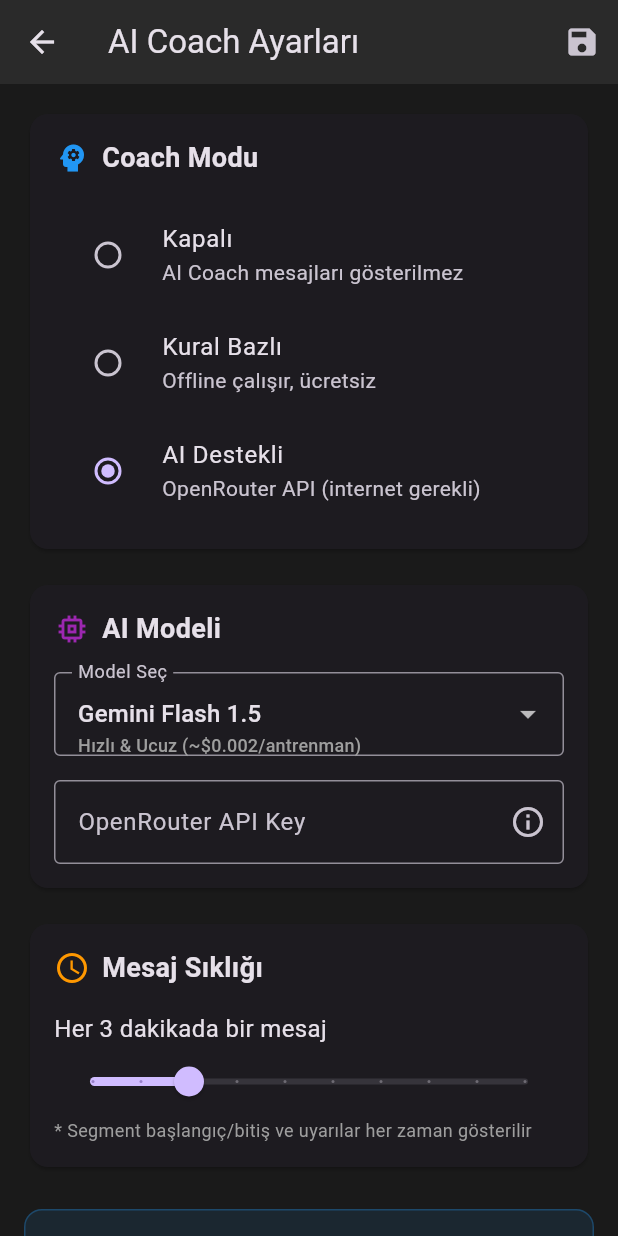
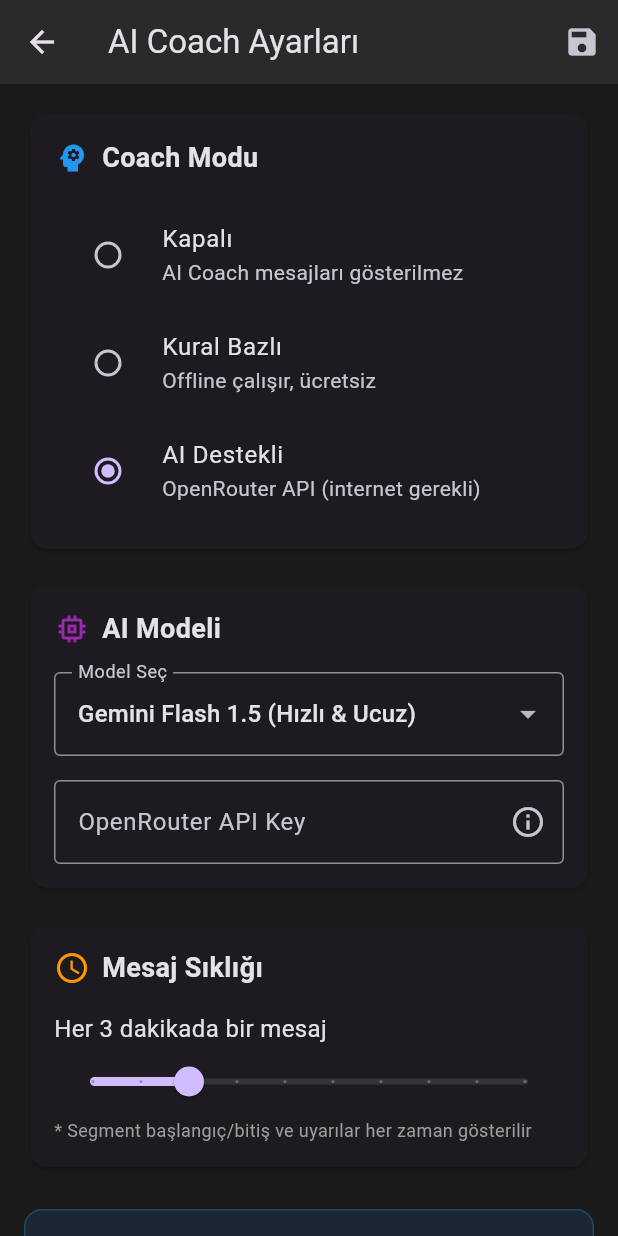
Before and after one commit to Bahadir67/spinning_workout_app, a Flutter app: the CoachSettingsScreen screen opened directly, after a tap on "Kapalı", after a tap on "Kural Bazlı", after a tap on "AI Destekli", on a phone screen of 412 x 824 dp. Run offline on Flutter 3.47's test engine with Material 3 defaults, Android fonts, the phone set to English and light mode, and no system bars; our stand-ins replace audioplayers, file_picker, fl_chart, flutter_blue_plus, flutter_local_notifications, flutter_tts and 5 more; missing offline and left inert: gal; accounts and stored records are empty.

Commit message:
Fix all const correctness issues in CoachSettingsScreen
- Simplify DropdownMenuItem to single-line Text widgets
- Fix const placement in Row widgets (move const to Row, not children)
- Ensure all const widgets are properly marked
- Remove nested Column in dropdown items to avoid const conflicts

```diff
--- a/lib/screens/coach_settings_screen.dart
+++ b/lib/screens/coach_settings_screen.dart
@@ -72,8 +72,8 @@ class _CoachSettingsScreenState extends State<CoachSettingsScreen> {
               child: Column(
                 crossAxisAlignment: CrossAxisAlignment.start,
                 children: [
-                  Row(
-                    children: const [
+                  const Row(
+                    children: [
                       Icon(Icons.psychology, color: Colors.blue),
                       SizedBox(width: 8),
                       Text(
@@ -127,8 +127,8 @@ class _CoachSettingsScreenState extends State<CoachSettingsScreen> {
                 child: Column(
                   crossAxisAlignment: CrossAxisAlignment.start,
                   children: [
-                    Row(
-                      children: const [
+                    const Row(
+                      children: [
                         Icon(Icons.memory, color: Colors.purple),
                         SizedBox(width: 8),
                         Text(
@@ -147,45 +147,18 @@ class _CoachSettingsScreenState extends State<CoachSettingsScreen> {
                         labelText: 'Model Seç',
                         border: OutlineInputBorder(),
                       ),
-                      items: const [
-                        DropdownMenuItem<String>(
+                      items: [
+                        const DropdownMenuItem<String>(
                           value: 'google/gemini-flash-1.5',
-                          child: Column(
-                            crossAxisAlignment: CrossAxisAlignment.start,
-                            children: [
-                              Text('Gemini Flash 1.5'),
-                              Text(
-                                'Hızlı & Ucuz (~\$0.002/antrenman)',
-                                style: TextStyle(fontSize: 12, color: Colors.grey),
-                              ),
-                            ],
-                          ),
+                          child: Text('Gemini Flash 1.5 (Hızlı & Ucuz)'),
                         ),
-                        DropdownMenuItem<String>(
+                        const DropdownMenuItem<String>(
                           value: 'meta-llama/llama-3.1-70b-instruct',
-                          child: Column(
-                            crossAxisAlignment: CrossAxisAlignment.start,
-                            children: [
-                              Text('Llama 3.1 70B'),
-                              Text(
-                                'Ücretsiz - Orta (~\$0.00)',
-                                style: TextStyle(fontSize: 12, color: Colors.grey),
-                              ),
-                            ],
-                          ),
+                          child: Text('Llama 3.1 70B (Ücretsiz)'),
                         ),
-                        DropdownMenuItem<String>(
+                        const DropdownMenuItem<String>(
                           value: 'anthropic/claude-3-haiku',
-                          child: Column(
-                            crossAxisAlignment: CrossAxisAlignment.start,
-                            children: [
-                              Text('Claude 3 Haiku'),
-                              Text(
-                                'En Kaliteli (~\$0.005/antrenman)',
-                                style: TextStyle(fontSize: 12, color: Colors.grey),
-                              ),
-                            ],
-                          ),
+                          child: Text('Claude 3 Haiku (En Kaliteli)'),
                         ),
                       ],
                       onChanged: (value) {
@@ -242,8 +215,8 @@ class _CoachSettingsScreenState extends State<CoachSettingsScreen> {
                 child: Column(
                   crossAxisAlignment: CrossAxisAlignment.start,
                   children: [
-                    Row(
-                      children: const [
+                    const Row(
+                      children: [
                         Icon(Icons.schedule, color: Colors.orange),
                         SizedBox(width: 8),
                         Text(
@@ -290,9 +263,9 @@ class _CoachSettingsScreenState extends State<CoachSettingsScreen> {
               borderRadius: BorderRadius.circular(12),
               border: Border.all(color: Colors.blue.withOpacity(0.3)),
             ),
-            child: Column(
+            child: const Column(
               crossAxisAlignment: CrossAxisAlignment.start,
-              children: const [
+              children: [
                 Row(
                   children: [
                     Icon(Icons.info, color: Colors.blue),
```
